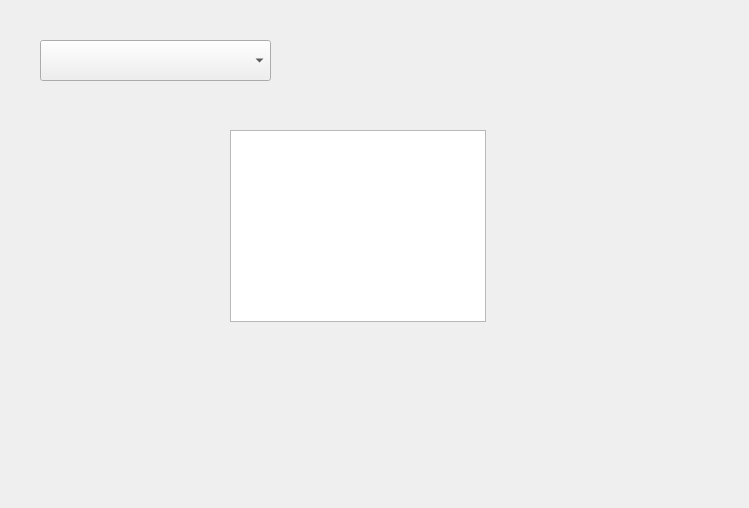
Before: the Qt Designer form ui/MapModal.ui in Jarenissen/DBD-TRAKCER, drawn with Qt 5.
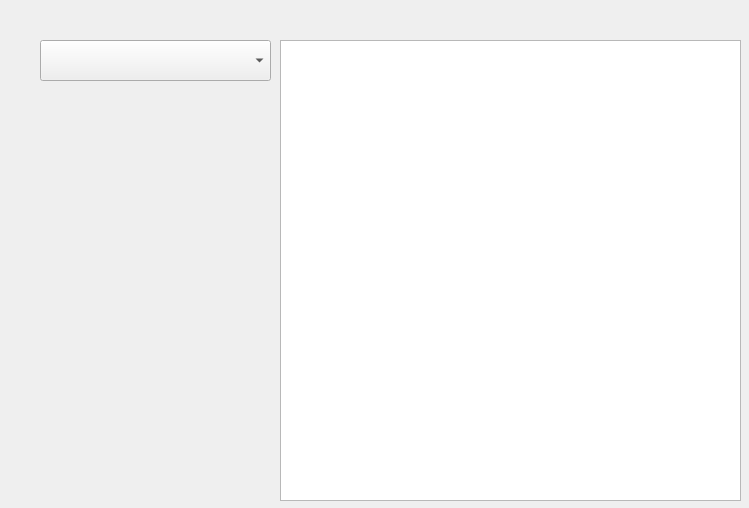
After: the same form once the commit is applied.

What changed in the file:
```diff
--- a/ui/MapModal.ui
+++ b/ui/MapModal.ui
@@ -42,10 +42,10 @@
   <widget class="QListWidget" name="maps">
    <property name="geometry">
     <rect>
-     <x>230</x>
-     <y>130</y>
-     <width>256</width>
-     <height>192</height>
+     <x>280</x>
+     <y>40</y>
+     <width>461</width>
+     <height>461</height>
     </rect>
    </property>
   </widget>
```
